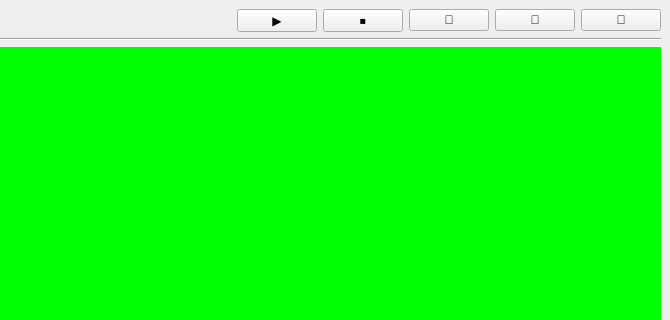
Qt form examples/QQScriptDemo/mainwindow.ui (G-Yong/QuickQtScript) before a commit; both pictures show x 141 to 811 and y 0 to 320 of the 811 by 605 pixel window.
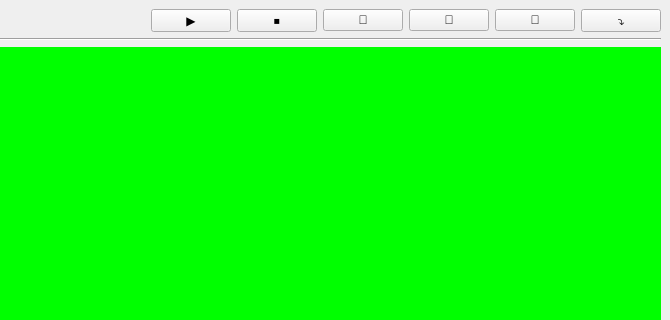
The same form after that commit.

What changed in the file:
```diff
--- a/examples/QQScriptDemo/mainwindow.ui
+++ b/examples/QQScriptDemo/mainwindow.ui
@@ -82,6 +82,16 @@
           </property>
          </widget>
         </item>
+        <item>
+         <widget class="QPushButton" name="pushButton_continue">
+          <property name="styleSheet">
+           <string notr="true">font: 20pt &quot;Microsoft YaHei UI&quot;;</string>
+          </property>
+          <property name="text">
+           <string>⤵️</string>
+          </property>
+         </widget>
+        </item>
        </layout>
       </item>
       <item>
```
